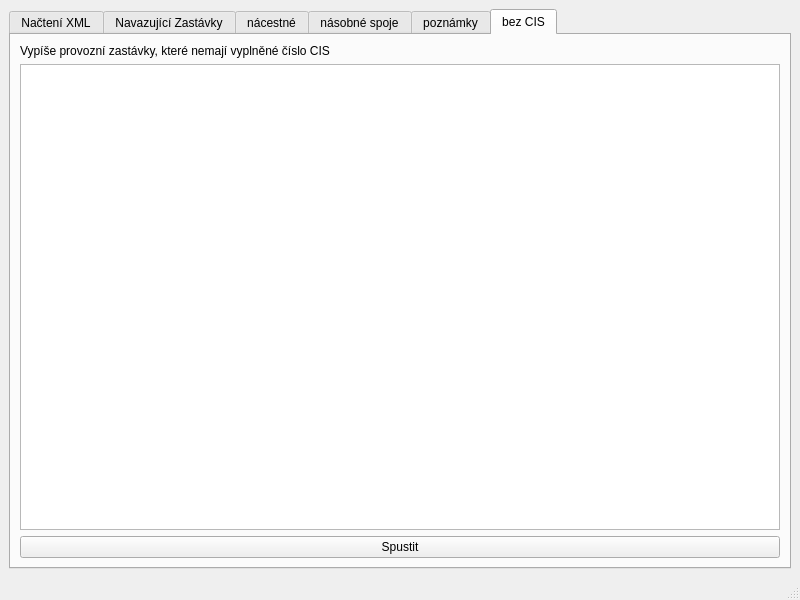
This is mainwindow.ui in frutabruta/RopidXmlTools as Qt 5 draws it before an edit. The edited form follows.
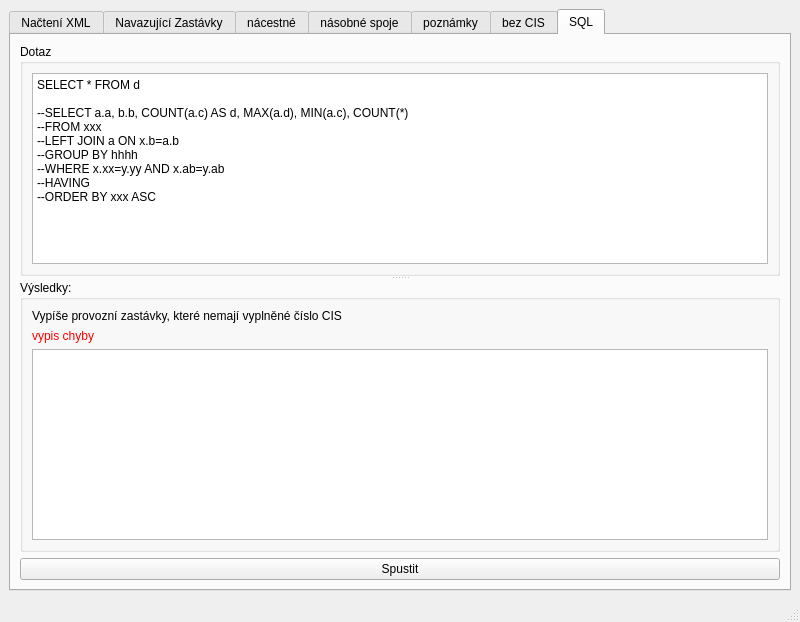
This is the edited form.

Commit message: - custom SQL dotaz - import tabulky g

The edit to the form file:
```diff
--- a/mainwindow.ui
+++ b/mainwindow.ui
@@ -24,7 +24,7 @@
        </sizepolicy>
       </property>
       <property name="currentIndex">
-       <number>5</number>
+       <number>6</number>
       </property>
       <widget class="QWidget" name="tab_load">
        <attribute name="title">
@@ -327,6 +327,107 @@
         </item>
        </layout>
       </widget>
+      <widget class="QWidget" name="tab_Sql">
+       <attribute name="title">
+        <string>SQL</string>
+       </attribute>
+       <layout class="QGridLayout" name="gridLayout_8">
+        <item row="0" column="0">
+         <widget class="QSplitter" name="splitter">
+          <property name="sizePolicy">
+           <sizepolicy hsizetype="Expanding" vsizetype="Expanding">
+            <horstretch>0</horstretch>
+            <verstretch>0</verstretch>
+           </sizepolicy>
+          </property>
+          <property name="orientation">
+           <enum>Qt::Vertical</enum>
+          </property>
+          <widget class="QGroupBox" name="groupBox">
+           <property name="sizePolicy">
+            <sizepolicy hsizetype="Expanding" vsizetype="Preferred">
+             <horstretch>0</horstretch>
+             <verstretch>0</verstretch>
+            </sizepolicy>
+           </property>
+           <property name="title">
+            <string>Dotaz</string>
+           </property>
+           <layout class="QGridLayout" name="gridLayout_9">
+            <item row="0" column="0">
+             <widget class="QPlainTextEdit" name="plainTextEdit_sql">
+              <property name="sizePolicy">
+               <sizepolicy hsizetype="Expanding" vsizetype="Expanding">
+                <horstretch>0</horstretch>
+                <verstretch>0</verstretch>
+               </sizepolicy>
+              </property>
+              <property name="plainText">
+               <string>SELECT * FROM d
+
+--SELECT a.a, b.b, COUNT(a.c) AS d, MAX(a.d), MIN(a.c), COUNT(*)
+--FROM xxx
+--LEFT JOIN a ON x.b=a.b
+--GROUP BY hhhh
+--WHERE x.xx=y.yy AND x.ab=y.ab
+--HAVING 
+--ORDER BY xxx ASC</string>
+              </property>
+             </widget>
+            </item>
+           </layout>
+          </widget>
+          <widget class="QGroupBox" name="groupBox_2">
+           <property name="sizePolicy">
+            <sizepolicy hsizetype="Expanding" vsizetype="Preferred">
+             <horstretch>0</horstretch>
+             <verstretch>0</verstretch>
+            </sizepolicy>
+           </property>
+           <property name="title">
+            <string>Výsledky:</string>
+           </property>
+           <layout class="QGridLayout" name="gridLayout_10">
+            <item row="0" column="1">
+             <widget class="QLabel" name="label_7">
+              <property name="text">
+               <string>Vypíše provozní zastávky, které nemají vyplněné číslo CIS</string>
+              </property>
+             </widget>
+            </item>
+            <item row="2" column="1">
+             <widget class="QTableView" name="tableView_sql">
+              <property name="sizePolicy">
+               <sizepolicy hsizetype="Expanding" vsizetype="Expanding">
+                <horstretch>0</horstretch>
+                <verstretch>0</verstretch>
+               </sizepolicy>
+              </property>
+             </widget>
+            </item>
+            <item row="1" column="1">
+             <widget class="QLabel" name="label_sqlChyba">
+              <property name="styleSheet">
+               <string notr="true">color: #FF0000</string>
+              </property>
+              <property name="text">
+               <string>vypis chyby</string>
+              </property>
+             </widget>
+            </item>
+           </layout>
+          </widget>
+         </widget>
+        </item>
+        <item row="1" column="0">
+         <widget class="QPushButton" name="pushButton_sql">
+          <property name="text">
+           <string>Spustit</string>
+          </property>
+         </widget>
+        </item>
+       </layout>
+      </widget>
      </widget>
     </item>
    </layout>
```
Left out of the diff: 2 changed lines with no effect on the pictures. The commit also changes 4 other files.
